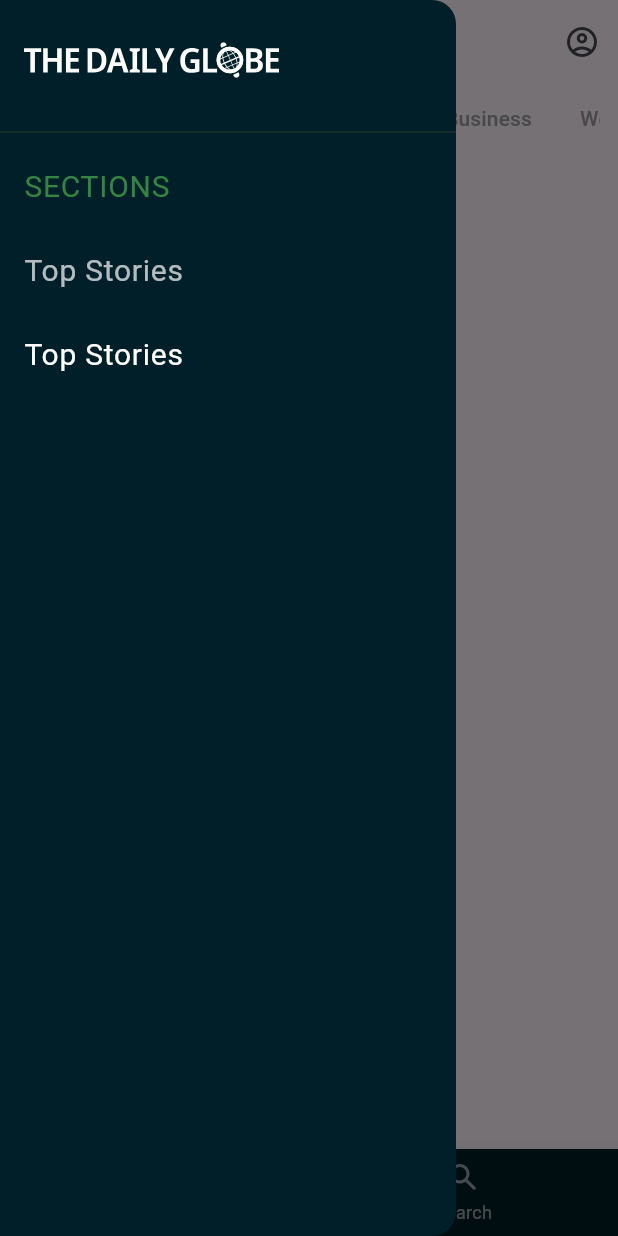
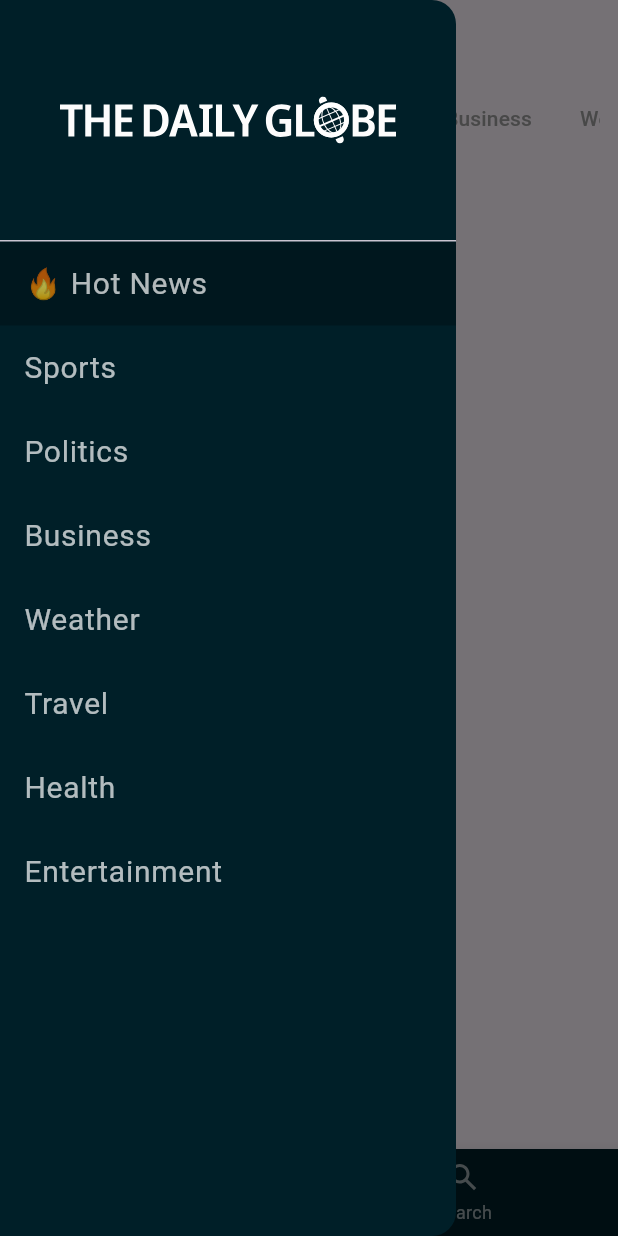
Before and after one commit to DinOfficial/new_app_flutter, a Flutter app: the screen it shows after launch, with the side drawer open, on a phone screen of 412 x 824 dp. Run offline on Flutter 3.47's test engine with Material 3 defaults, Android fonts, the light colour scheme and no system bars; our stand-ins replace flutter_svg, html_unescape, share_plus; missing offline and left inert: date_time_format; network calls fail.

Commit message:
complete project

```diff
--- a/lib/app.dart
+++ b/lib/app.dart
@@ -1,4 +1,5 @@
 import 'package:flutter/material.dart';
+import 'package:the_daily_globe/ui/screens/drawer_category_news_screen.dart';
 import 'package:the_daily_globe/ui/screens/home_screen.dart';
 import 'package:the_daily_globe/ui/screens/main_bottom_nav_bar.dart';
 import 'package:the_daily_globe/ui/screens/news_details_screen.dart';
@@ -21,7 +22,6 @@ class _TheDailyGlobeAppState extends State<TheDailyGlobeApp> {
         SplashScreen().name: (_)=>SplashScreen(),
         HomeScreen().name: (_) => HomeScreen(),
         MainBottomNavBar().name : (_) => MainBottomNavBar(),
-
       },
     );
   }
--- a/lib/ui/screens/news_details_screen.dart
+++ b/lib/ui/screens/news_details_screen.dart
@@ -154,7 +154,6 @@ class _NewsDetailsScreenState extends State<NewsDetailsScreen> {
                 if (details.source != null)
                   InkWell(
                     onTap: () {
-                      // এখানে URL লঞ্চার ব্যবহার করে লিঙ্কটি খোলা যেতে পারে
                     },
                     child: Text(
                       'Original Source: ${details.source}',
@@ -164,7 +163,6 @@ class _NewsDetailsScreenState extends State<NewsDetailsScreen> {
               ],
             );
           }
-          // যদি কোনো ডেটা না থাকে
           return Center(child: Text('No details found.'));
         },
       ),
--- a/lib/ui/widgets/dg_app_bar.dart
+++ b/lib/ui/widgets/dg_app_bar.dart
@@ -9,7 +9,6 @@ class DGAppBar extends StatelessWidget implements PreferredSizeWidget{
       backgroundColor: Colors.transparent,
       title: SvgPicture.asset('assets/images/Logo.svg', height: 20, width: 36),
       centerTitle: true,
-      actions: [IconButton(onPressed: () {}, icon: Icon(Icons.account_circle_outlined))],
     );
   }
 
--- a/lib/ui/widgets/dg_navigation_drawer.dart
+++ b/lib/ui/widgets/dg_navigation_drawer.dart
@@ -1,38 +1,74 @@
 import 'package:flutter/material.dart';
 import 'package:flutter_svg/svg.dart';
+import 'package:the_daily_globe/data/models/categories_model.dart';
+import 'package:the_daily_globe/ui/screens/drawer_category_news_screen.dart';
 
-class DGNavigationDrawer extends StatelessWidget {
-  const DGNavigationDrawer({
-    super.key,
-  });
+class DGNavigationDrawer extends StatefulWidget {
+  const DGNavigationDrawer({super.key});
+
+
+  @override
+  State<DGNavigationDrawer> createState() => _DGNavigationDrawerState();
+}
+
+class _DGNavigationDrawerState extends State<DGNavigationDrawer> {
+  final List<String> _tabBar = [
+    '🔥 Hot News',
+    'Sports',
+    'Politics',
+    'Business',
+    'Weather',
+    'Travel',
+    'Health',
+    'Entertainment',
+  ];
+  int _selectedIndex = 0;
 
   @override
   Widget build(BuildContext context) {
-    return NavigationDrawer(
+    return Drawer(
       backgroundColor: Color(0xff001F28),
+      child: ListView(
         children: [
-          Container(
-            height: 80,
-            padding: const EdgeInsets.all(16.0), // Padding inside the container
-            alignment: Alignment.centerLeft, // This aligns the child (image) to the left
+          DrawerHeader(
+            padding: EdgeInsets.all(20),
+            margin: EdgeInsets.zero,
+            child: Padding(
+              padding: const EdgeInsets.symmetric(horizontal: 20, vertical: 0),
               child: SvgPicture.asset(
                 'assets/images/Logo.svg',
                 colorFilter: ColorFilter.mode(Colors.white, BlendMode.srcIn),
-              width: 170,
               ),
             ),
-          Divider(thickness: .4, color: Colors.grey.shade800),
-          ListTile(
-            title: Text('SECTIONS', style: TextStyle(color: Colors.green.withOpacity(.7), fontSize: 20)),
           ),
-          ListTile(
-            title: Text('Top Stories', style: TextStyle(color: Colors.white.withOpacity(.7), fontSize: 20)),
+          ..._tabBar.asMap().entries.map((entry) {
+            int index = entry.key;
+            String title = entry.value;
+            bool isSelected = _selectedIndex == index;
+            return ListTile(
+              selected: isSelected,
+              selectedTileColor: Colors.black26,
+              onTap: () {
+                setState(() {
+                  _selectedIndex = index;
+                });
+                Navigator.push(
+                  context,
+                  MaterialPageRoute(
+                    builder: (context) {
+                      return DrawerCategoryNewsScreen(categoryName: entry.value);
+                    },
                   ),
-          ListTile(
-            hoverColor: Colors.green.withOpacity(.4) ,
-            title: Text('Top Stories', style: TextStyle(color: Colors.white, fontSize: 20)),
+                );
+              },
+              title: Text(
+                title,
+                style: TextStyle(color: Colors.white.withOpacity(.7), fontSize: 20),
               ),
-        ]
+            );
+          }),
+        ],
+      ),
     );
   }
 }
```
Also changed, not shown: lib/ui/screens/drawer_category_news_screen.dart (added, +70 -0 lines), assets/images/Logo.png (deleted), assets/images/logo.png (added), 27 other files. Lines whose indentation alone changed are shown as unchanged.
